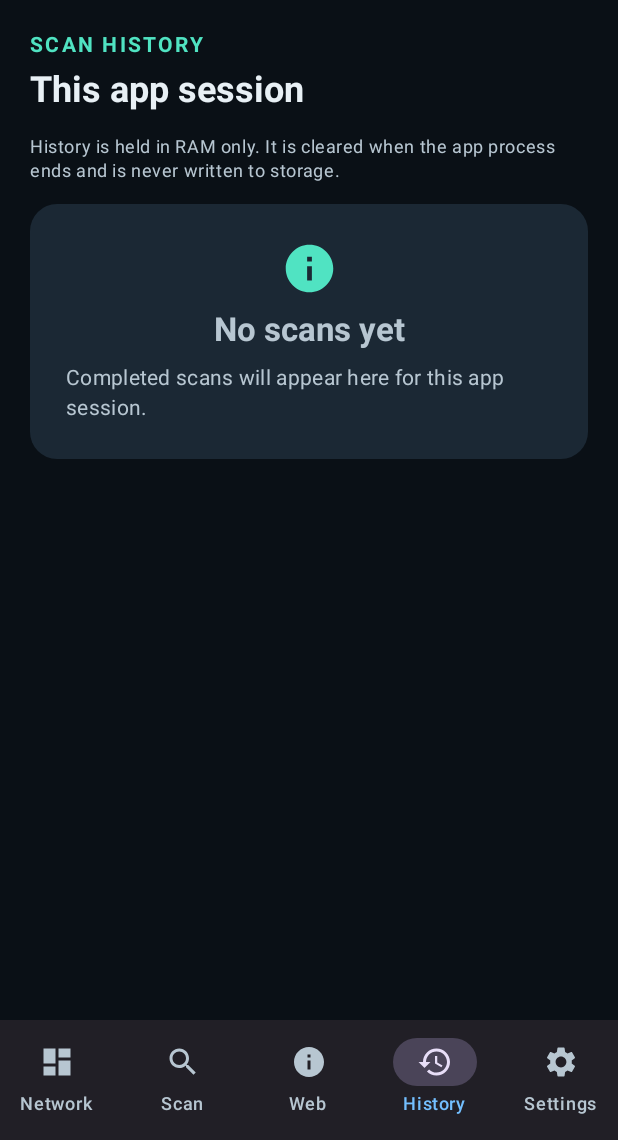
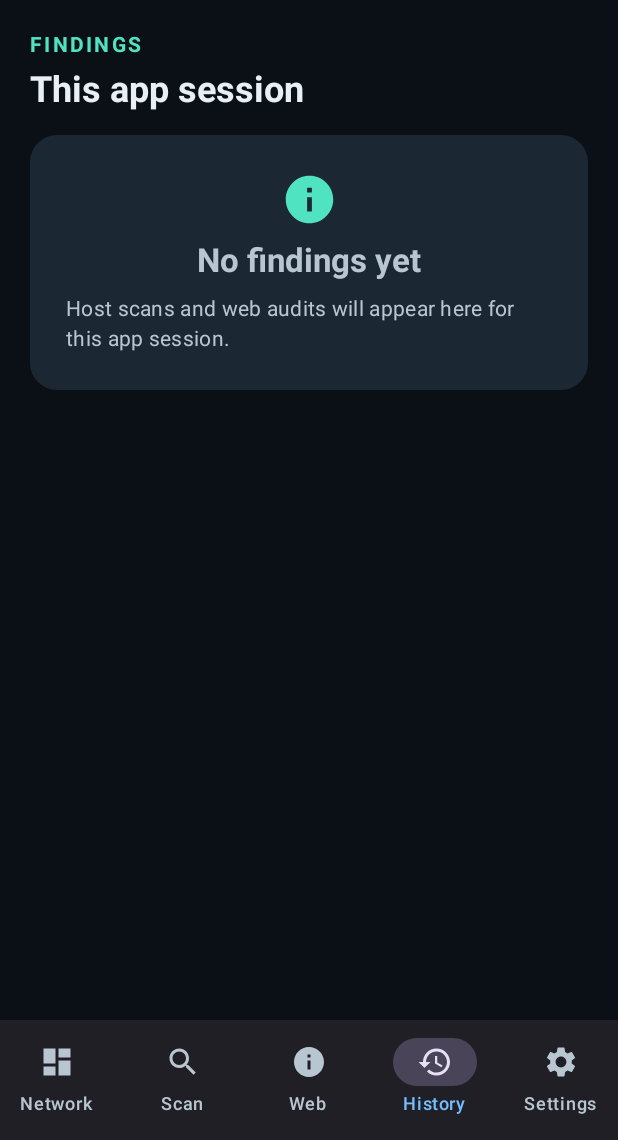
Before and after one commit to DSL-21/Gmap, an Android app built with Jetpack Compose: the screen it shows after launch (MainActivity), item 4 of the bottom bar chosen, on a phone screen of 412 x 824 dp, the part 96-1236 px from its top. Run offline under Robolectric (Android 15) with nearby library versions, the phone set to English and light mode, and no system bars.

Commit message:
Show web scan history in findings tab

```diff
--- a/app/src/main/java/com/dsl/gmap/ui/Screens.kt
+++ b/app/src/main/java/com/dsl/gmap/ui/Screens.kt
@@ -440,8 +440,12 @@ fun ScanScreen(viewModel: ScanViewModel) {
 }
 
 @Composable
-fun HistoryScreen(viewModel: ScanViewModel) {
+fun HistoryScreen(
+    viewModel: ScanViewModel,
+    webAuditViewModel: com.dsl.gmap.web.WebAuditViewModel
+) {
     val sessions by viewModel.history.collectAsState()
+    val webAudits by webAuditViewModel.history.collectAsState()
 
     Column(
         modifier = Modifier.fillMaxSize().verticalScroll(rememberScrollState()).padding(20.dp),
@@ -449,11 +453,14 @@ fun HistoryScreen(viewModel: ScanViewModel) {
     ) {
         Row(verticalAlignment = Alignment.CenterVertically) {
             Column(modifier = Modifier.weight(1f), verticalArrangement = Arrangement.spacedBy(4.dp)) {
-                Text("SCAN HISTORY", color = MaterialTheme.colorScheme.primary, style = MaterialTheme.typography.labelLarge, fontWeight = FontWeight.Bold, letterSpacing = 1.5.sp)
+                Text("FINDINGS", color = MaterialTheme.colorScheme.primary, style = MaterialTheme.typography.labelLarge, fontWeight = FontWeight.Bold, letterSpacing = 1.5.sp)
                 Text("This app session", style = MaterialTheme.typography.headlineSmall, fontWeight = FontWeight.Bold)
             }
-            if (sessions.isNotEmpty()) {
-                OutlinedButton(onClick = viewModel::clearHistory) {
+            if (sessions.isNotEmpty() || webAudits.isNotEmpty()) {
+                OutlinedButton(onClick = {
+                    viewModel.clearHistory()
+                    webAuditViewModel.clearHistory()
+                }) {
                     Icon(Icons.Default.DeleteSweep, contentDescription = null)
                     Spacer(Modifier.width(6.dp))
                     Text("Clear")
@@ -461,19 +468,45 @@ fun HistoryScreen(viewModel: ScanViewModel) {
             }
         }
 
-        Text(
-            "History is held in RAM only. It is cleared when the app process ends and is never written to storage.",
-            color = MaterialTheme.colorScheme.onSurfaceVariant,
-            style = MaterialTheme.typography.bodySmall
-        )
+        if (sessions.isEmpty() && webAudits.isEmpty()) {
+            EmptyFeatureCard(
+                heading = "No findings yet",
+                description = "Host scans and web audits will appear here for this app session."
+            )
+        }
 
-        if (sessions.isEmpty()) {
-            EmptyFeatureCard(
-                heading = "No scans yet",
-                description = "Completed scans will appear here for this app session."
-            )
-        } else {
+        if (sessions.isNotEmpty()) {
+            Text("HOST SCANS", color = MaterialTheme.colorScheme.primary, style = MaterialTheme.typography.labelLarge, fontWeight = FontWeight.Bold)
             sessions.forEach { session -> HistorySessionCard(session) }
+        }
+
+        if (webAudits.isNotEmpty()) {
+            Text("WEB AUDITS", color = MaterialTheme.colorScheme.primary, style = MaterialTheme.typography.labelLarge, fontWeight = FontWeight.Bold)
+            webAudits.forEach { audit ->
+                Card(
+                    modifier = Modifier.fillMaxWidth(),
+                    colors = CardDefaults.cardColors(containerColor = MaterialTheme.colorScheme.surfaceVariant),
+                    shape = RoundedCornerShape(16.dp)
+                ) {
+                    Column(
+                        modifier = Modifier.fillMaxWidth().padding(16.dp),
+                        verticalArrangement = Arrangement.spacedBy(6.dp)
+                    ) {
+                        Text(audit.host, style = MaterialTheme.typography.titleMedium, fontWeight = FontWeight.Bold)
+                        Text(audit.url, color = MaterialTheme.colorScheme.onSurfaceVariant, style = MaterialTheme.typography.bodySmall)
+                        Row(horizontalArrangement = Arrangement.spacedBy(12.dp)) {
+                            Text("HTTP ${audit.httpStatus}")
+                            Text("${audit.findings.size} findings", color = MaterialTheme.colorScheme.primary, fontWeight = FontWeight.Bold)
+                        }
+                        audit.findings.take(4).forEach { finding ->
+                            Text(
+                                "${finding.severity.name} · ${finding.title}",
+                                style = MaterialTheme.typography.bodySmall
+                            )
+                        }
+                    }
+                }
+            }
         }
     }
 }
```
